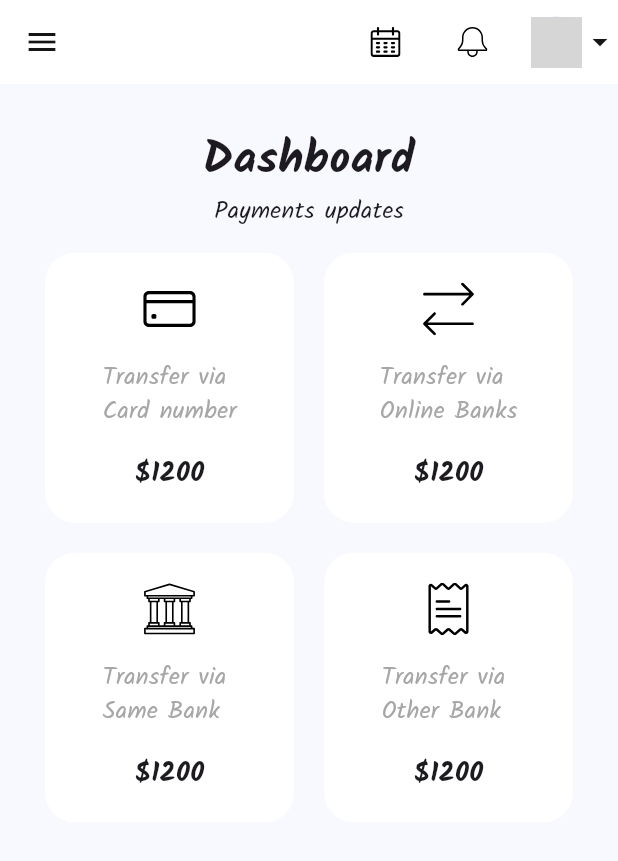
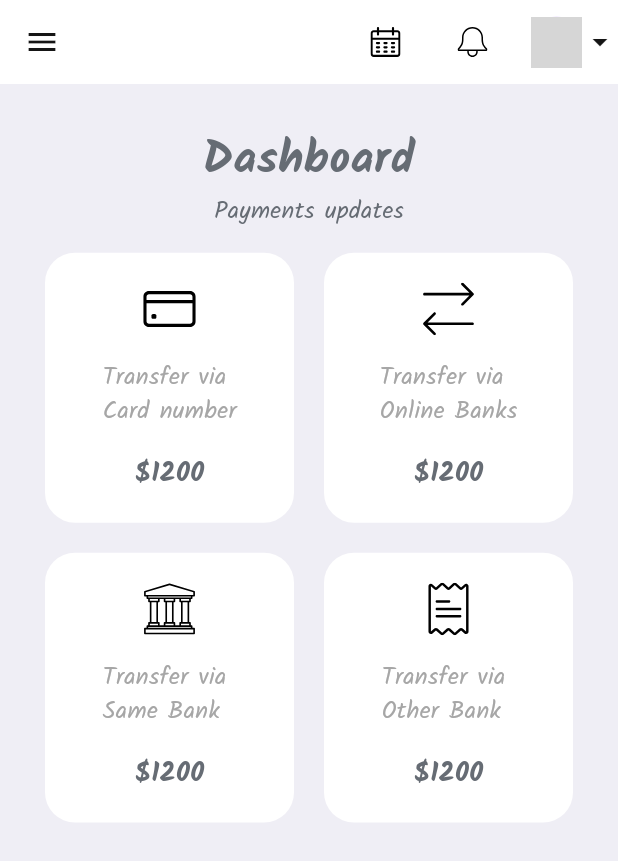
Before and after one commit to Harurin5671/crm, a Flutter app: the HomeScreen screen opened by its route, on a phone screen of 412 x 824 dp. Shown: the top 861 px of the screen. Run offline on Flutter 3.47's test engine with Material 3 defaults, Android fonts, the phone set to English and light mode, and no system bars; our stand-ins replace flutter_svg, get, google_fonts; network calls fail; grey boxes are pictures that could not be loaded.

Commit message:
Agregando temas defult
-Agregando temas default para widgets
-Agregando que se pueda tener modo claro / oscuro en el main.dart
-Agregando los colores extras para diversas partes del app

```diff
--- a/crm_project/lib/configs/theme/app_colors.dart
+++ b/crm_project/lib/configs/theme/app_colors.dart
@@ -33,7 +33,7 @@ class AppColors {
   static const warningAlternativeLight = Color(0xffffb537);
   static const warningContainedHover = Color(0xffde9e00);
   static const warningMain = Color(0xfffdb400);
-  static const white = Colors.white;
+  static const white = Color(0xffffffff);
   static const darkText = Color(0xffd6cbe2);
 
   // Light Colors
@@ -105,6 +105,14 @@ class AppColors {
   static const dangerLightContainedHover = Color(0xffff4328);
   static const dangerLightOutlinedHover = outlinedHover;
   static const dangerLightOutlinedRestingHover = Color(0xfffea7a8);
+  //Other Colors
+  static const lightDivider = Color(0xffDCDBDD);
+  static const lightOutlineBorder = Color(0xffC0C1C3);
+  static const lightInputLine = Color(0xffC5C2C7);
+  static const lightOverlay = Color(0xff89868C);
+  static const lightSnackbarBg = Color(0xff1B1B1B);
+  static const lightBodyBg = Color(0xffEFEEF5);
+  static const lightPaper = Color(0xffFEFEFE);
 
   //Dark Colors
   //Text Colors
@@ -174,4 +182,12 @@ class AppColors {
   static const dangerDarkContainedHover = errorContainerHover;
   static const dangerDarkOutlinedHover = Color.fromRGBO(255, 67, 40, 0.3);
   static const dangerDarkOutlinedRestingHover = Color(0xff993c4e);
+  //Other Colors
+  static const darkDivider = Color(0xff474261);
+  static const darkOutlineBorder = Color(0xff5b5675);
+  static const darkInputLine = Color(0xff595473);
+  static const darkOverlay = Color(0xff2c2b42);
+  static const darkSnackbarBg = white;
+  static const darkBodyBg = Color(0xff28243d);
+  static const darkPaper = Color(0xff312c4a);
 }
--- a/crm_project/lib/configs/theme/app_theme.dart
+++ b/crm_project/lib/configs/theme/app_theme.dart
@@ -1,18 +1,96 @@
 import 'package:flutter/material.dart';
+
 import 'package:google_fonts/google_fonts.dart';
 
+import 'package:crm_project/configs/configs.dart';
 
 class AppTheme {
   final lightTheme = ThemeData(
+    primaryColor: AppColors.primaryLightMain,
     brightness: Brightness.light,
-    textTheme: GoogleFonts.kalamTextTheme(),
+    textTheme: GoogleFonts.kalamTextTheme().apply(
+      bodyColor: AppColors.lightTextPrimary,
+      displayColor: AppColors.lightTextPrimary,
+    ),
     useMaterial3: true,
-    colorSchemeSeed : Colors.blue,
+    scaffoldBackgroundColor: AppColors.lightBodyBg,
+    inputDecorationTheme: InputDecorationTheme(
+        labelStyle: const TextStyle(
+          color: AppColors.lightTextDisabled,
+          fontSize: 16,
+          fontWeight: FontWeight.w400,
+        ),
+        hintStyle: const TextStyle(
+          color: AppColors.lightTextSecondary,
+          fontSize: 16,
+          fontWeight: FontWeight.w400,
+        ),
+        enabledBorder: OutlineInputBorder(
+          borderSide: const BorderSide(
+            color: AppColors.lightActionDisabled,
+            width: 1,
+          ),
+          borderRadius: BorderRadius.circular(8),
+        ),
+        focusedBorder: OutlineInputBorder(
+          borderSide: const BorderSide(
+            color: AppColors.lightActionFocus,
+            width: 1,
+          ),
+          borderRadius: BorderRadius.circular(8),
+        )),
+    elevatedButtonTheme: ElevatedButtonThemeData(
+      style: ElevatedButton.styleFrom(
+        minimumSize: const Size(double.infinity, 50),
+        backgroundColor: AppColors.primaryLightContainedHover,
+        elevation: 5,
+      ),
+    ),
   );
+
   final darkTheme = ThemeData(
+    primaryColor: AppColors.primaryDarkMain,
+    dividerColor: const Color(0xff474261),
+    disabledColor: AppColors.darkTextDisabled,
     brightness: Brightness.dark,
-    textTheme: GoogleFonts.kalamTextTheme(),
+    textTheme: GoogleFonts.kalamTextTheme().apply(
+      bodyColor: AppColors.darkTextPrimary,
+      displayColor: AppColors.darkTextPrimary,
+    ),
     useMaterial3: true,
-    colorSchemeSeed : Colors.blue,
+    scaffoldBackgroundColor: AppColors.darkBodyBg,
+    inputDecorationTheme: InputDecorationTheme(
+      labelStyle: const TextStyle(
+        color: AppColors.darkTextDisabled,
+        fontSize: 16,
+        fontWeight: FontWeight.w400,
+      ),
+      hintStyle: const TextStyle(
+        color: AppColors.darkTextSecondary,
+        fontSize: 16,
+        fontWeight: FontWeight.w400,
+      ),
+      enabledBorder: OutlineInputBorder(
+        borderSide: const BorderSide(
+          color: AppColors.darkActionDisabled,
+          width: 1,
+        ),
+        borderRadius: BorderRadius.circular(8),
+      ),
+      focusedBorder: OutlineInputBorder(
+        borderSide: const BorderSide(
+          color: AppColors.darkActionFocus,
+          width: 1,
+        ),
+        borderRadius: BorderRadius.circular(8),
+      ),
+    ),
+    elevatedButtonTheme: ElevatedButtonThemeData(
+      style: ElevatedButton.styleFrom(
+        minimumSize: const Size(double.infinity, 50),
+        backgroundColor: AppColors.primaryDarkContainedHover,
+        elevation: 5,
+      ),
+    )
   );
 }
--- a/crm_project/lib/main.dart
+++ b/crm_project/lib/main.dart
@@ -19,6 +19,7 @@ class MainApp extends StatelessWidget {
       debugShowCheckedModeBanner: false,
       theme: AppTheme().lightTheme,
       // darkTheme: AppTheme().darkTheme,
+      // themeMode: ThemeMode.system,
       getPages: AppRoutes.routes,
       initialRoute: '/sign-up',
       unknownRoute: GetPage(
```
